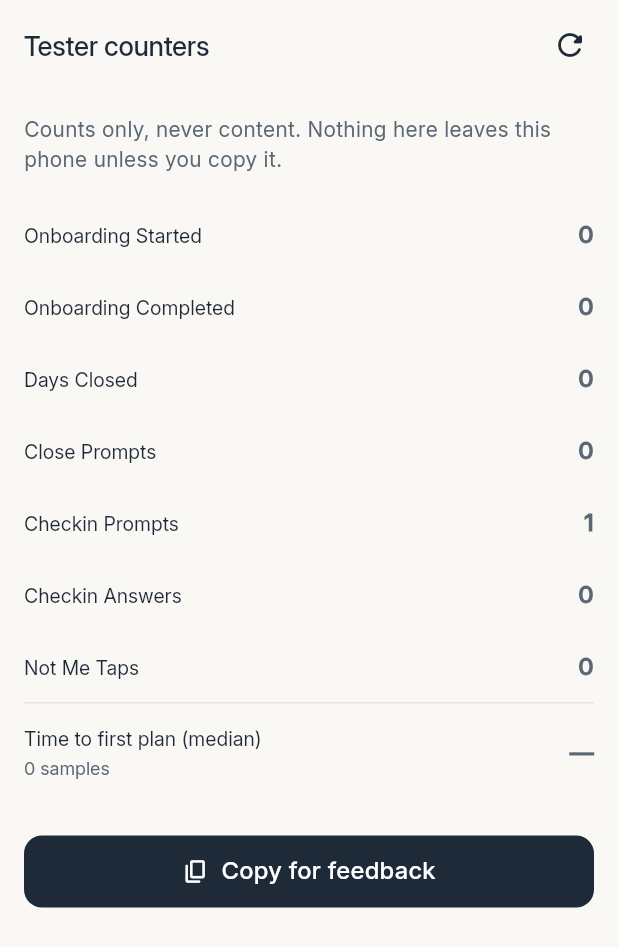
After one commit to KameshEas/DayZen, a Flutter app: the CountersPage screen opened by its route, on a phone screen of 412 x 824 dp. The commit adds this screen. Shown: the top 947 px of the screen. Run offline on Flutter 3.47's test engine with Material 3 defaults, Android fonts, the phone set to English and light mode, and no system bars; our stand-ins replace drift, firebase_analytics, firebase_core, firebase_crashlytics, flutter_local_notifications, flutter_secure_storage and 8 more; missing offline and left inert: app_settings; accounts and stored records are empty; generated files the repository leaves out were written again; network calls fail.

Commit message:
feat(counters): add hidden tester counters screen and feedback export (M-1.11)
Seven taps on the app version in Settings open a counters screen (also
in release builds, which testers use): every counter, the median
time-to-first-plan and a 'Copy for feedback' button that puts counts-only
JSON on the clipboard. No network calls; a test guards that the service
never imports an HTTP client.

```diff
--- a/lib/core/routing/app_router.dart
+++ b/lib/core/routing/app_router.dart
@@ -11,6 +11,7 @@ import '../../features/auth/login_page.dart';
 import '../../features/auth/sign_up_page.dart';
 import '../../features/biometric/biometric_auth_page.dart';
 import '../../features/close_day/close_day_page.dart';
+import '../../features/debug/counters_page.dart';
 import '../../features/debug/test_notification_page.dart';
 import '../../features/home/home_page.dart';
 import '../../features/home/models/task_model.dart';
@@ -253,6 +254,13 @@ class AppRouter {
           },
         ),
 
+        // ── Tester counters: hidden (7 taps on the app version), but in
+        // release builds too, since testers run release builds ─────────
+        GoRoute(
+          path: RoutePaths.counters,
+          builder: (context, state) => const CountersPage(),
+        ),
+
         // ── Debug routes (test page): not reachable in release builds ───
         if (kDebugMode)
           GoRoute(
--- a/lib/core/routing/route_paths.dart
+++ b/lib/core/routing/route_paths.dart
@@ -16,6 +16,9 @@ abstract final class RoutePaths {
   static const String closeDay = '/close-day';
   static const String released = '/released';
   static const String achievements = '/achievements';
+
+  /// Hidden tester screen (M-1.11); reachable in release builds.
+  static const String counters = '/debug/counters';
 
   static String journalDetailPath(String id) => '/journal/$id';
 }
--- /dev/null
+++ b/lib/features/debug/counters_page.dart
@@ -0,0 +1,101 @@
+import 'package:flutter/material.dart';
+import 'package:flutter/services.dart';
+
+import '../../core/design_system/design_system.dart';
+import '../../core/services/counters_service.dart';
+
+/// Tester-only counters screen (plan M-1.11). Hidden: opened by tapping the
+/// app version in Settings seven times. Everything shown here lives only on
+/// this phone; "Copy for feedback" puts plain counts on the clipboard for the
+/// tester to paste into their form by hand. No network calls.
+class CountersPage extends StatefulWidget {
+  const CountersPage({super.key});
+
+  @override
+  State<CountersPage> createState() => _CountersPageState();
+}
+
+class _CountersPageState extends State<CountersPage> {
+  late Future<({Map<String, int> counts, List<int> ttfp})> _data = _load();
+
+  Future<({Map<String, int> counts, List<int> ttfp})> _load() async => (
+        counts: await CountersService.instance.snapshot(),
+        ttfp: await CountersService.instance.ttfpSamples(),
+      );
+
+  Future<void> _copy() async {
+    final json = await CountersService.instance.exportJson();
+    await Clipboard.setData(ClipboardData(text: json));
+    if (!mounted) return;
+    ScaffoldMessenger.of(context).showSnackBar(
+      const SnackBar(content: Text('Copied. Paste it into your feedback form.')),
+    );
+  }
+
+  static String _label(String key) => key
+      .split('_')
+      .map((w) => w.isEmpty ? w : '${w[0].toUpperCase()}${w.substring(1)}')
+      .join(' ');
+
+  @override
+  Widget build(BuildContext context) {
+    final scheme = Theme.of(context).colorScheme;
+    return Scaffold(
+      appBar: DzAppBar(
+        title: 'Tester counters',
+        actions: [
+          IconButton(
+            tooltip: 'Refresh',
+            icon: const Icon(Icons.refresh_rounded),
+            onPressed: () => setState(() => _data = _load()),
+          ),
+        ],
+      ),
+      body: FutureBuilder(
+        future: _data,
+        builder: (context, snap) {
+          final d = snap.data;
+          if (d == null) return const Center(child: CircularProgressIndicator());
+          final median = CountersService.median(d.ttfp);
+          return ListView(
+            padding: const EdgeInsets.all(DzSpacing.md),
+            children: [
+              Text(
+                'Counts only, never content. Nothing here leaves this phone '
+                'unless you copy it.',
+                style: DzTextStyles.caption.copyWith(color: scheme.onSurfaceVariant),
+              ),
+              const SizedBox(height: DzSpacing.md),
+              for (final e in d.counts.entries)
+                ListTile(
+                  dense: true,
+                  contentPadding: EdgeInsets.zero,
+                  title: Text(_label(e.key)),
+                  trailing: Text('${e.value}',
+                      style: DzTextStyles.body.copyWith(fontWeight: FontWeight.w700)),
+                ),
+              const Divider(),
+              ListTile(
+                dense: true,
+                contentPadding: EdgeInsets.zero,
+                title: const Text('Time to first plan (median)'),
+                subtitle: Text('${d.ttfp.length} samples'),
+                trailing: Text(
+                  median == null ? '—' : '${(median / 1000).toStringAsFixed(1)} s',
+                  style: DzTextStyles.body.copyWith(fontWeight: FontWeight.w700),
+                ),
+              ),
+              const SizedBox(height: DzSpacing.lg),
+              DzPrimaryButton(
+                label: 'Copy for feedback',
+                icon: const Icon(Icons.copy_rounded, size: 18, color: Colors.white),
+                onPressed: _copy,
+                width: double.infinity,
+              ),
+            ],
+          );
+        },
+      ),
+    );
+  }
+}
```
Also changed, not shown: lib/features/settings/widgets/settings_privacy_banner.dart (+35 -5 lines), 1 other file.
